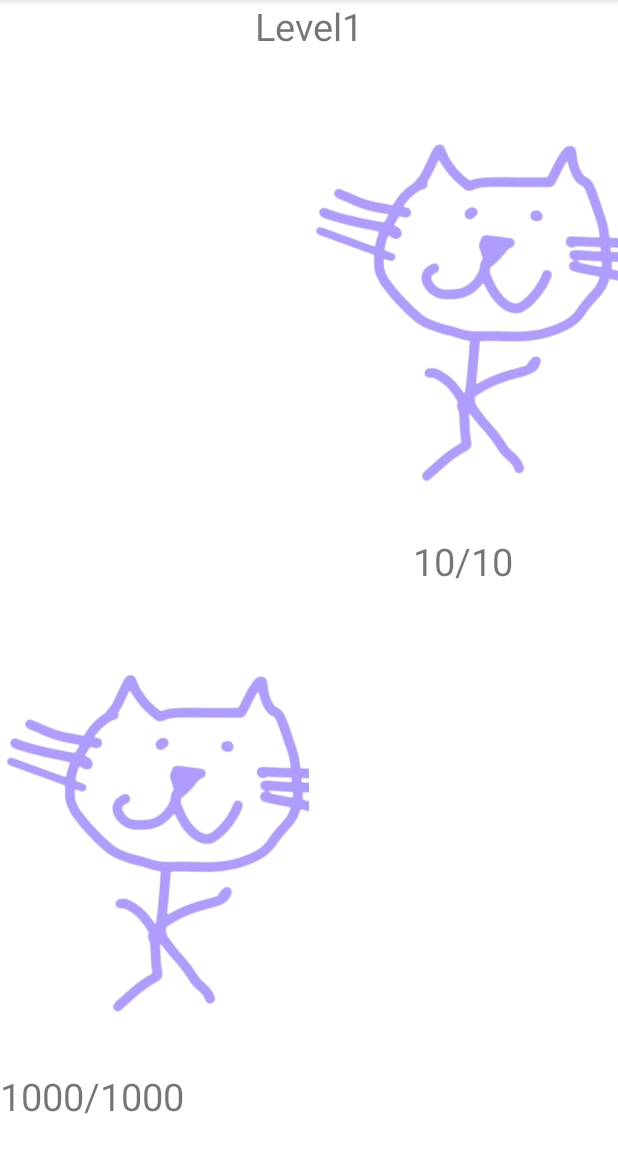
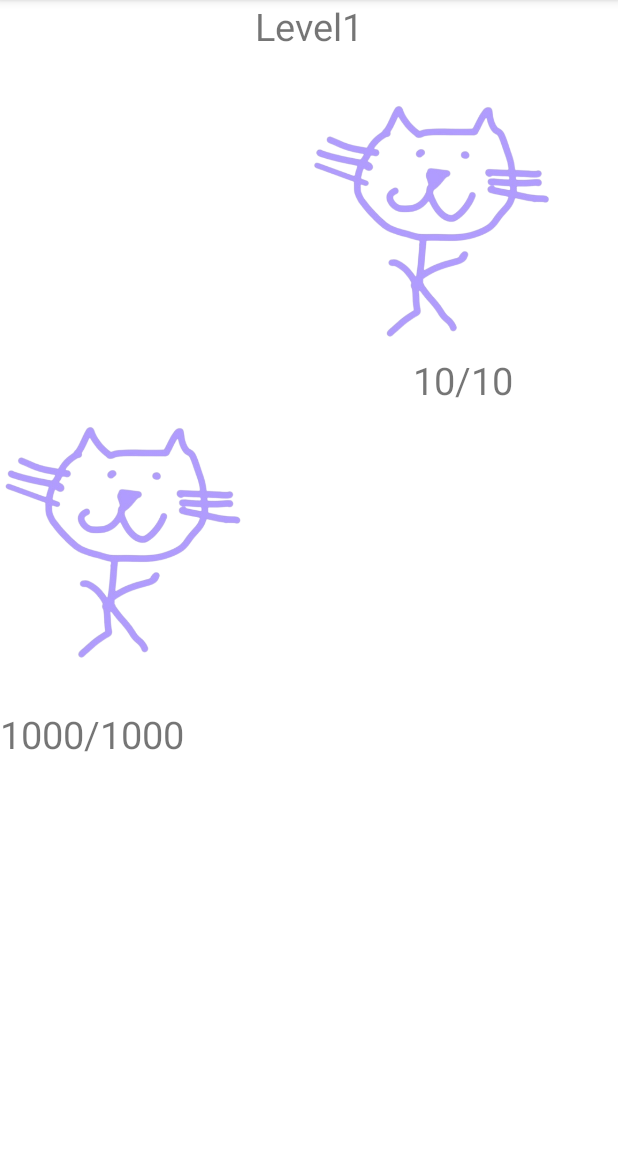
Before and after one commit to evan20010126/Android_final_project, an Android app: the FightingActivity screen opened directly, with no data from a screen before it, on a phone screen of 412 x 824 dp, the part 84-1236 px from its top. Run offline under Robolectric (Android 15) with nearby library versions, the phone set to English and light mode, and no system bars.

Commit message:
Update activity_fighting.xml

```diff
--- a/app/src/main/res/layout/activity_fighting.xml
+++ b/app/src/main/res/layout/activity_fighting.xml
@@ -52,8 +52,8 @@
                     android:gravity="bottom"
                     android:orientation="vertical">
                     <ImageView
-                        android:layout_width="300dp"
-                        android:layout_height="300dp"
+                        android:layout_width="wrap_content"
+                        android:layout_height="wrap_content"
                         android:layout_marginBottom="22dp"
                         android:adjustViewBounds="true"
                         android:scaleType="fitEnd"
@@ -73,8 +73,8 @@
                     android:orientation="vertical">
                     <ImageView
                         android:id="@+id/boss_img"
-                        android:layout_width="300dp"
-                        android:layout_height="300dp"
+                        android:layout_width="wrap_content"
+                        android:layout_height="wrap_content"
                         android:adjustViewBounds="true"
                         android:src="@drawable/modifycat_run1" />
 
@@ -97,8 +97,8 @@
                     android:orientation="vertical">
                     <ImageView
                         android:id="@+id/your_img"
-                        android:layout_width="300dp"
-                        android:layout_height="300dp"
+                        android:layout_width="wrap_content"
+                        android:layout_height="wrap_content"
                         android:layout_marginBottom="22dp"
                         android:adjustViewBounds="true"
                         android:scaleType="fitEnd"
@@ -118,8 +118,8 @@
                     android:gravity="bottom"
                     android:orientation="vertical">
                     <ImageView
-                        android:layout_width="300dp"
-                        android:layout_height="300dp"
+                        android:layout_width="wrap_content"
+                        android:layout_height="wrap_content"
                         android:layout_marginBottom="22dp"
                         android:adjustViewBounds="true"
                         android:scaleType="fitEnd"
```
